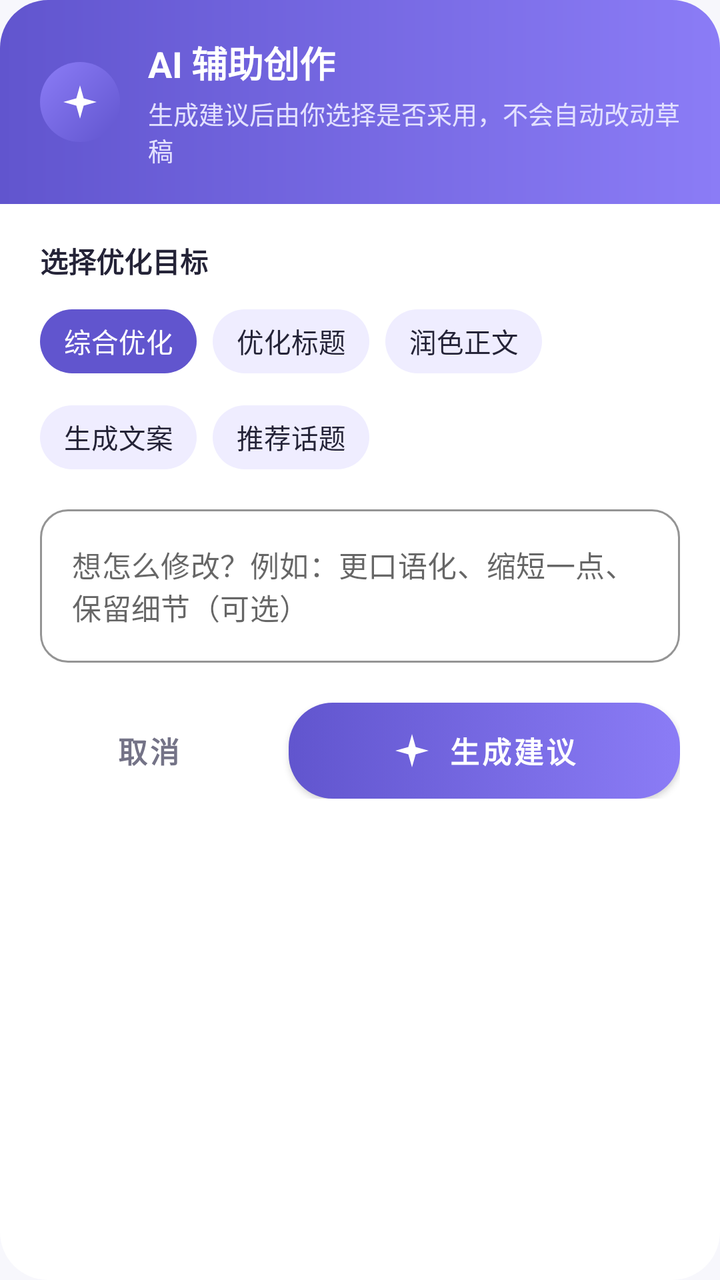
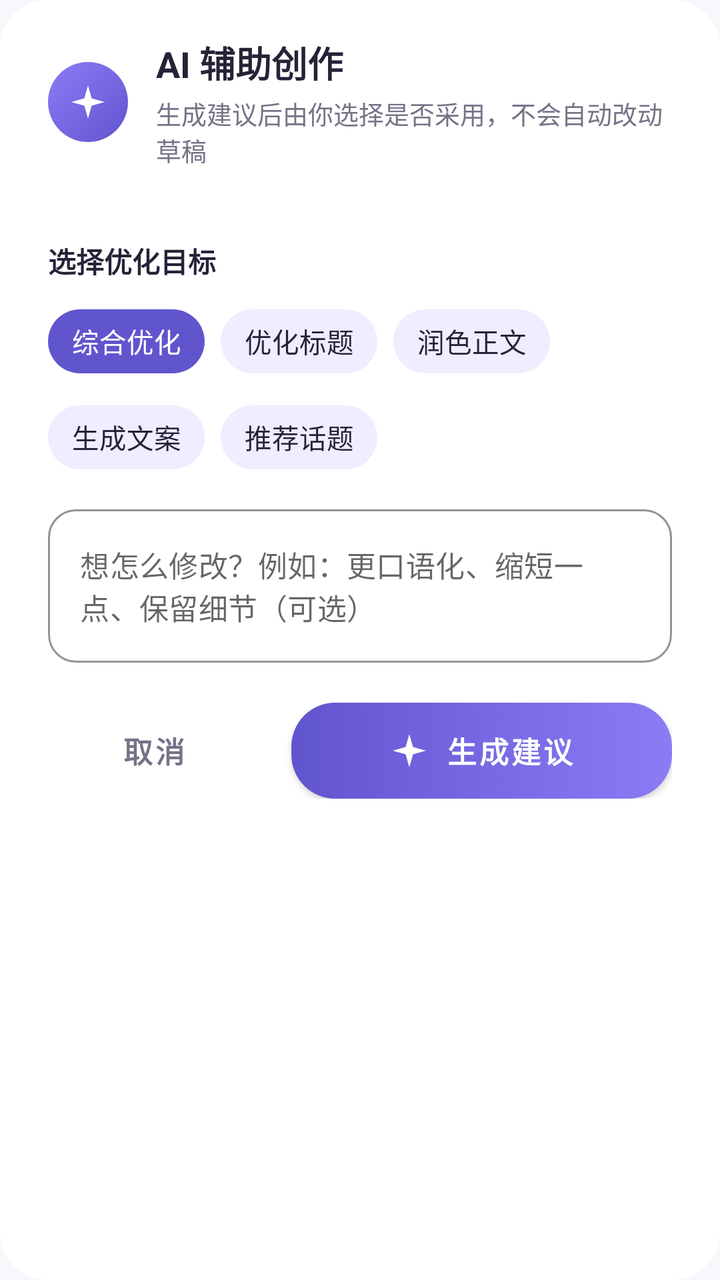

Compare the two renders of this Android layout. The source of the first and the diff that turns it into the second are given below.
<!-- AndroidManifest.xml: application theme AppTheme -->
<!-- res/layout/dialog_ai_assist_request.xml -->
<?xml version="1.0" encoding="utf-8"?>
<LinearLayout xmlns:android="http://schemas.android.com/apk/res/android"
    xmlns:app="http://schemas.android.com/apk/res-auto"
    android:layout_width="match_parent"
    android:layout_height="wrap_content"
    android:orientation="vertical"
    android:background="@drawable/bg_ai_dialog">

    <LinearLayout
        android:layout_width="match_parent"
        android:layout_height="wrap_content"
        android:orientation="horizontal"
        android:gravity="center_vertical"
        android:background="@drawable/bg_ai_dialog_header"
        android:paddingStart="20dp"
        android:paddingEnd="20dp"
        android:paddingTop="18dp"
        android:paddingBottom="18dp">

        <ImageView
            android:layout_width="40dp"
            android:layout_height="40dp"
            android:src="@drawable/ic_sparkle"
            android:contentDescription="@string/ai_creation_title"
            android:background="@drawable/bg_ai_icon_circle"
            android:padding="10dp" />

        <LinearLayout
            android:layout_width="0dp"
            android:layout_height="wrap_content"
            android:layout_weight="1"
            android:orientation="vertical"
            android:layout_marginStart="14dp">

            <TextView
                android:layout_width="wrap_content"
                android:layout_height="wrap_content"
                android:text="@string/ai_creation_title"
                android:textSize="18sp"
                android:textStyle="bold"
                android:textColor="@android:color/white" />

            <TextView
                android:layout_width="wrap_content"
                android:layout_height="wrap_content"
                android:layout_marginTop="3dp"
                android:text="@string/ai_creation_request_subtitle"
                android:textSize="12.5sp"
                android:textColor="#E3E1FF" />
        </LinearLayout>
    </LinearLayout>

    <LinearLayout
        android:layout_width="match_parent"
        android:layout_height="wrap_content"
        android:orientation="vertical"
        android:paddingStart="20dp"
        android:paddingEnd="20dp"
        android:paddingTop="18dp"
        android:paddingBottom="18dp">

        <TextView
            android:layout_width="wrap_content"
            android:layout_height="wrap_content"
            android:text="@string/ai_creation_goal_label"
            android:textSize="14sp"
            android:textStyle="bold"
            android:textColor="@color/profile_ink"
            android:layout_marginBottom="10dp" />

        <com.google.android.material.chip.ChipGroup
            android:id="@+id/cg_goals"
            android:layout_width="match_parent"
            android:layout_height="wrap_content"
            app:singleSelection="true"
            app:chipSpacingHorizontal="8dp"
            app:chipSpacingVertical="8dp"
            app:checkedChip="@+id/chip_goal_all">

            <com.google.android.material.chip.Chip
                android:id="@+id/chip_goal_all"
                style="@style/Widget.MaterialComponents.Chip.Choice"
                android:layout_width="wrap_content"
                android:layout_height="40dp"
                android:text="@string/ai_creation_goal_all"
                android:textSize="13.5sp"
                app:chipBackgroundColor="@color/bg_ai_chip_tint"
                android:textColor="@color/fg_ai_chip"
                app:chipStrokeWidth="0dp"
                app:chipMinTouchTargetSize="40dp" />

            <com.google.android.material.chip.Chip
                android:id="@+id/chip_goal_title"
                style="@style/Widget.MaterialComponents.Chip.Choice"
                android:layout_width="wrap_content"
                android:layout_height="40dp"
                android:text="@string/ai_creation_goal_title"
                android:textSize="13.5sp"
                app:chipBackgroundColor="@color/bg_ai_chip_tint"
                android:textColor="@color/fg_ai_chip"
                app:chipStrokeWidth="0dp"
                app:chipMinTouchTargetSize="40dp" />

            <com.google.android.material.chip.Chip
                android:id="@+id/chip_goal_content"
                style="@style/Widget.MaterialComponents.Chip.Choice"
                android:layout_width="wrap_content"
                android:layout_height="40dp"
                android:text="@string/ai_creation_goal_content"
                android:textSize="13.5sp"
                app:chipBackgroundColor="@color/bg_ai_chip_tint"
                android:textColor="@color/fg_ai_chip"
                app:chipStrokeWidth="0dp"
                app:chipMinTouchTargetSize="40dp" />

            <com.google.android.material.chip.Chip
                android:id="@+id/chip_goal_write"
                style="@style/Widget.MaterialComponents.Chip.Choice"
                android:layout_width="wrap_content"
                android:layout_height="40dp"
                android:text="@string/ai_creation_goal_write"
                android:textSize="13.5sp"
                app:chipBackgroundColor="@color/bg_ai_chip_tint"
                android:textColor="@color/fg_ai_chip"
                app:chipStrokeWidth="0dp"
                app:chipMinTouchTargetSize="40dp" />

            <com.google.android.material.chip.Chip
                android:id="@+id/chip_goal_tags"
                style="@style/Widget.MaterialComponents.Chip.Choice"
                android:layout_width="wrap_content"
                android:layout_height="40dp"
                android:text="@string/ai_creation_goal_tags"
                android:textSize="13.5sp"
                app:chipBackgroundColor="@color/bg_ai_chip_tint"
                android:textColor="@color/fg_ai_chip"
                app:chipStrokeWidth="0dp"
                app:chipMinTouchTargetSize="40dp" />
        </com.google.android.material.chip.ChipGroup>

        <com.google.android.material.textfield.TextInputLayout
            android:layout_width="match_parent"
            android:layout_height="wrap_content"
            android:layout_marginTop="16dp"
            style="@style/Widget.MaterialComponents.TextInputLayout.OutlinedBox"
            app:hintEnabled="false"
            app:boxBackgroundColor="@color/profile_surface"
            app:boxStrokeColor="@color/profile_border"
            app:boxStrokeWidth="1dp"
            app:boxCornerRadiusTopStart="14dp"
            app:boxCornerRadiusTopEnd="14dp"
            app:boxCornerRadiusBottomStart="14dp"
            app:boxCornerRadiusBottomEnd="14dp">

            <com.google.android.material.textfield.TextInputEditText
                android:id="@+id/et_ai_prompt"
                android:layout_width="match_parent"
                android:layout_height="wrap_content"
                android:hint="@string/ai_creation_prompt_hint"
                android:textColor="@color/profile_ink"
                android:textSize="14.5sp"
                android:maxLines="3"
                android:inputType="textMultiLine" />
        </com.google.android.material.textfield.TextInputLayout>

<LinearLayout
            android:layout_width="match_parent"
            android:layout_height="wrap_content"
            android:orientation="horizontal"
            android:layout_marginTop="20dp">

            <com.google.android.material.button.MaterialButton
                android:id="@+id/btn_ai_cancel"
                android:layout_width="0dp"
                android:layout_height="48dp"
                android:layout_weight="1"
                android:layout_marginEnd="8dp"
                style="@style/Widget.MaterialComponents.Button.TextButton"
                android:text="@string/ai_creation_cancel"
                android:textAllCaps="false"
                android:textColor="@color/profile_muted"
                android:textSize="14.5sp"
                android:textStyle="bold" />

            <com.google.android.material.button.MaterialButton
                android:id="@+id/btn_ai_generate"
                android:layout_width="0dp"
                android:layout_height="48dp"
                android:layout_weight="1.8"
                android:layout_marginStart="8dp"
                android:background="@drawable/bg_ai_button"
                app:backgroundTint="@null"
                app:icon="@drawable/ic_sparkle"
                app:iconTint="@android:color/white"
                app:iconGravity="textStart"
                app:iconPadding="8dp"
                android:gravity="center"
                android:text="@string/ai_creation_generate"
                android:textAllCaps="false"
                android:textColor="@android:color/white"
                android:textSize="14.5sp"
                android:textStyle="bold" />
        </LinearLayout>
    </LinearLayout>
</LinearLayout>
<!-- resources referenced by this layout -->
<resources>
  <color name="profile_border">#E7E6F0</color>
  <color name="profile_ink">#242337</color>
  <color name="profile_muted">#747387</color>
  <color name="profile_surface">#FFFFFF</color>
  <!-- drawable bg_ai_dialog (drawable) -->
  <?xml version="1.0" encoding="utf-8"?>
  <shape xmlns:android="http://schemas.android.com/apk/res/android"
      android:shape="rectangle">
      <solid android:color="@color/profile_surface" />
      <corners android:radius="24dp" />
  </shape>
  <!-- drawable bg_ai_dialog_header (drawable) -->
  <?xml version="1.0" encoding="utf-8"?>
  <shape xmlns:android="http://schemas.android.com/apk/res/android"
      android:shape="rectangle">
      <gradient
          android:startColor="@color/profile_accent"
          android:endColor="#8B7CF6"
          android:angle="0" />
      <corners
          android:topLeftRadius="24dp"
          android:topRightRadius="24dp" />
  </shape>
  <!-- drawable bg_ai_icon_circle (drawable) -->
  <?xml version="1.0" encoding="utf-8"?>
  <shape xmlns:android="http://schemas.android.com/apk/res/android"
      android:shape="oval">
      <gradient
          android:startColor="@color/profile_accent"
          android:endColor="#8B7CF6"
          android:angle="135" />
  </shape>
  <!-- drawable ic_sparkle (drawable) -->
  <?xml version="1.0" encoding="utf-8"?>
  <vector xmlns:android="http://schemas.android.com/apk/res/android"
      android:width="20dp"
      android:height="20dp"
      android:viewportWidth="24"
      android:viewportHeight="24">
      <path
          android:fillColor="#FFFFFF"
          android:pathData="M12,2 L14.2,9.8 L22,12 L14.2,14.2 L12,22 L9.8,14.2 L2,12 L9.8,9.8 Z" />
  </vector>
  <string name="ai_creation_cancel">取消</string>
  <string name="ai_creation_generate">生成建议</string>
  <string name="ai_creation_goal_all">综合优化</string>
  <string name="ai_creation_goal_content">润色正文</string>
  <string name="ai_creation_goal_label">选择优化目标</string>
  <string name="ai_creation_goal_tags">推荐话题</string>
  <string name="ai_creation_goal_title">优化标题</string>
  <string name="ai_creation_goal_write">生成文案</string>
  <string name="ai_creation_prompt_hint">想怎么修改？例如：更口语化、缩短一点、保留细节（可选）</string>
  <string name="ai_creation_request_subtitle">生成建议后由你选择是否采用，不会自动改动草稿</string>
  <string name="ai_creation_title">AI 辅助创作</string>
  <color name="profile_accent">#6155CE</color>
  <dimen name="radius_pill">22dp</dimen>
  <color name="placeholder_base">#FFECECF4</color>
  <color name="brand_violet_deep">#FF4A3FB8</color>
  <color name="white">#FFFFFFFF</color>
  <color name="brand_violet_light">#FF8B7FF5</color>
  <color name="brand_violet">#FF6155CE</color>
  <color name="profile_bg">#F7F7FC</color>
  <color name="profile_error">#B3261E</color>
  <color name="accent_ripple">#1F6155CE</color>
  <style name="ShapeRounded.Small" parent="ShapeAppearance.MaterialComponents.SmallComponent">
          <item name="cornerFamily">rounded</item>
          <item name="cornerSize">@dimen/radius_control</item>
      </style>
  <style name="ShapeRounded.Medium" parent="ShapeAppearance.MaterialComponents.MediumComponent">
          <item name="cornerFamily">rounded</item>
          <item name="cornerSize">@dimen/radius_card</item>
      </style>
  <style name="ShapeRounded.Large" parent="ShapeAppearance.MaterialComponents.LargeComponent">
          <item name="cornerFamily">rounded</item>
          <item name="cornerSize">24dp</item>
      </style>
  <style name="Widget.PixelFlow.Button" parent="Widget.MaterialComponents.Button">
          <item name="android:minHeight">52dp</item>
          <item name="android:textSize">15sp</item>
          <item name="android:textAllCaps">false</item>
          <item name="android:insetTop">0dp</item>
          <item name="android:insetBottom">0dp</item>
          <item name="cornerRadius">@dimen/radius_pill</item>
          <item name="android:textColor">@color/white</item>
      </style>
  <dimen name="radius_control">12dp</dimen>
  <dimen name="radius_card">16dp</dimen>
  <!-- unchanged entries left out for length: 2 -->
</resources>

<!-- the commit's change to res/layout/dialog_ai_assist_request.xml (unified diff, before → after) -->
@@ -12,8 +12,8 @@
         android:orientation="horizontal"
         android:gravity="center_vertical"
         android:background="@drawable/bg_ai_dialog_header"
-        android:paddingStart="20dp"
-        android:paddingEnd="20dp"
+        android:paddingStart="24dp"
+        android:paddingEnd="24dp"
         android:paddingTop="18dp"
         android:paddingBottom="18dp">
 
@@ -38,7 +38,7 @@
                 android:text="@string/ai_creation_title"
                 android:textSize="18sp"
                 android:textStyle="bold"
-                android:textColor="@android:color/white" />
+                android:textColor="@color/profile_ink" />
 
             <TextView
                 android:layout_width="wrap_content"
@@ -46,7 +46,7 @@
                 android:layout_marginTop="3dp"
                 android:text="@string/ai_creation_request_subtitle"
                 android:textSize="12.5sp"
-                android:textColor="#E3E1FF" />
+                android:textColor="@color/profile_muted" />
         </LinearLayout>
     </LinearLayout>
 
@@ -54,8 +54,8 @@
         android:layout_width="match_parent"
         android:layout_height="wrap_content"
         android:orientation="vertical"
-        android:paddingStart="20dp"
-        android:paddingEnd="20dp"
+        android:paddingStart="24dp"
+        android:paddingEnd="24dp"
         android:paddingTop="18dp"
         android:paddingBottom="18dp">
 
@@ -197,7 +197,7 @@
                 android:gravity="center"
                 android:text="@string/ai_creation_generate"
                 android:textAllCaps="false"
-                android:textColor="@android:color/white"
+                android:textColor="@color/white"
                 android:textSize="14.5sp"
                 android:textStyle="bold" />
         </LinearLayout>
<!-- resource entries referenced after the edit -->
@@ -15,10 +15,7 @@
   <?xml version="1.0" encoding="utf-8"?>
   <shape xmlns:android="http://schemas.android.com/apk/res/android"
       android:shape="rectangle">
-      <gradient
-          android:startColor="@color/profile_accent"
-          android:endColor="#8B7CF6"
-          android:angle="0" />
+      <solid android:color="@color/profile_surface" />
       <corners
           android:topLeftRadius="24dp"
           android:topRightRadius="24dp" />
